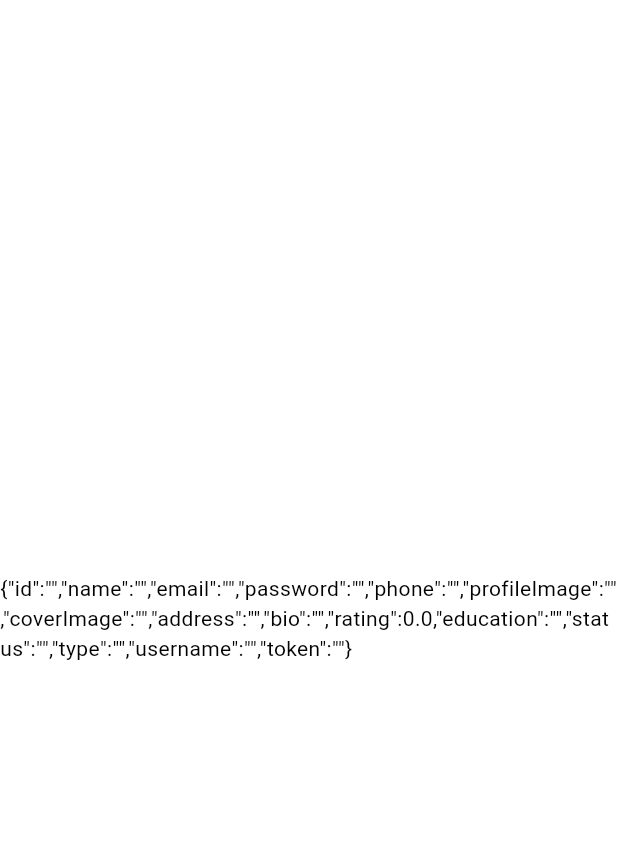
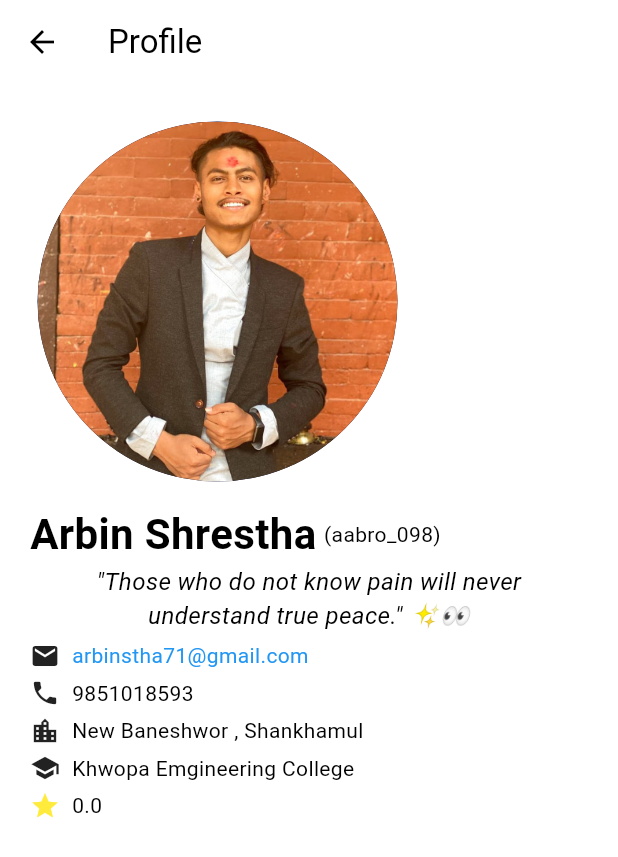
Before and after one commit to Aabro098/edventure, a Flutter app: the HomeScreen screen opened by its route, on a phone screen of 412 x 824 dp. Shown: the top 857 px of the screen. Run offline on Flutter 3.47's test engine with Material 3 defaults, Android fonts, the phone set to English and light mode, and no system bars; our stand-ins replace shared_preferences; accounts and stored records are empty.

Commit message:
creating a profile page

```diff
--- a/lib/Screens/Home Screen/home_screen.dart
+++ b/lib/Screens/Home Screen/home_screen.dart
@@ -1,9 +1,8 @@
-import 'package:edventure/Providers/user_provider.dart';
+import 'package:edventure/Widgets/details.dart';
 import 'package:flutter/material.dart';
-import 'package:provider/provider.dart';
+import 'package:edventure/constants/images.dart';
 
 class HomeScreen extends StatefulWidget {
-
   static const String routeName = 'home-screen';
   const HomeScreen({super.key});
 
@@ -14,12 +13,80 @@ class HomeScreen extends StatefulWidget {
 class _HomeScreenState extends State<HomeScreen> {
   @override
   Widget build(BuildContext context) {
-    final user = Provider.of<UserProvider>(context).user;
     return Scaffold(
-      body: Center(
-        child: Text(
-          user.toJson(),
-        ),
+      appBar: AppBar(
+        title: const Text('Profile'),
+      ),
+      body: Column(
+        children: [
+          Flexible(
+            flex: 1,
+            child: Padding(
+              padding: const EdgeInsets.all(20.0),
+              child: Column(
+                mainAxisAlignment: MainAxisAlignment.start,
+                crossAxisAlignment: CrossAxisAlignment.start,
+                children: [
+                  Container(
+                    decoration: BoxDecoration(
+                      shape: BoxShape.circle,
+                      border: Border.all(
+                        color: Colors.white,
+                        width: 5.0,
+                      ),
+                    ),
+                    child: const CircleAvatar(
+                      radius: 120,
+                      backgroundImage: AssetImage(AppImages.profile),
+                    ),
+                  ),
+                  const SizedBox(height: 10.0),
+                  const Row(
+                    children: [
+                      Text(
+                        'Arbin Shrestha',
+                        style: TextStyle(
+                          fontSize: 28,
+                          fontWeight: FontWeight.bold,
+                        ),
+                      ),
+                      SizedBox(width: 5.0,),
+                      Text(
+                        '(aabro_098)',
+                        style: TextStyle(
+                          fontSize: 14,
+                          fontWeight: FontWeight.normal,
+                        ),
+                      ),
+                    ],
+                  ),
+                  const Padding(
+                    padding: EdgeInsets.symmetric(horizontal: 5.0),
+                    child: Text(
+                      '"Those who do not know pain will never understand true peace." ✨👀',
+                      textAlign: TextAlign.center,
+                      style: TextStyle(
+                        fontSize: 16,
+                        fontStyle: FontStyle.italic,
+                      ),
+                    ),
+                  ),
+                  const SizedBox(height: 5.0,),
+                  const Details(icon: Icons.email, text : 'arbinstha71@gmail.com', color: Colors.blue,),
+                  const SizedBox(height: 5.0,),
+                  const Details(icon: Icons.phone, text : '9851018593'),
+                  const SizedBox(height: 5.0,),
+                  const Details(icon: Icons.location_city, text : 'New Baneshwor , Shankhamul'),
+                  const SizedBox(height: 5.0,),
+                  const Details(icon: Icons.school, text : 'Khwopa Emgineering College'),
+                  const SizedBox(height: 5.0,),
+                  const Details(icon: Icons.star, text : '0.0' , iconColor: Colors.yellow,),
+                  const SizedBox(height: 5.0,),
+                ],
+              ),
+            ),
+          ),
+        ],
       ),
     );
   }
--- /dev/null
+++ b/lib/Widgets/details.dart
@@ -0,0 +1,33 @@
+import 'package:flutter/material.dart';
+
+class Details extends StatelessWidget {
+  final IconData icon;
+  final String text;
+  final Color? color;
+  final Color? iconColor;
+  const Details({
+    super.key,
+    required this.icon,
+    required this.text,
+    this.color,
+    this.iconColor,
+  });
+
+  @override
+  Widget build(BuildContext context) {
+    return Row(
+      children: [
+        Icon(icon , size: 20 , color: iconColor),
+        const SizedBox(width: 8.0),
+        Text(
+          text,
+          style: TextStyle(
+            fontSize: 14,
+            fontWeight: FontWeight.normal,
+            color: color
+          ),
+        ),
+      ],
+    );
+  }
+}
--- /dev/null
+++ b/lib/constants/images.dart
@@ -0,0 +1,4 @@
+class AppImages{
+  static const profile = "assets/images/profile.jpg";
+  static const background = "assets/images/background.jfif";
+}
--- a/pubspec.yaml
+++ b/pubspec.yaml
@@ -28,6 +28,5 @@ flutter:
 
   uses-material-design: true
 
-  # assets:
-  #   - images/a_dot_burr.jpeg
-  #   - images/a_dot_ham.jpeg
+  assets:
+    - assets/images/
```
Also changed, not shown: assets/images/profile.jpg (added), 1 other file.
